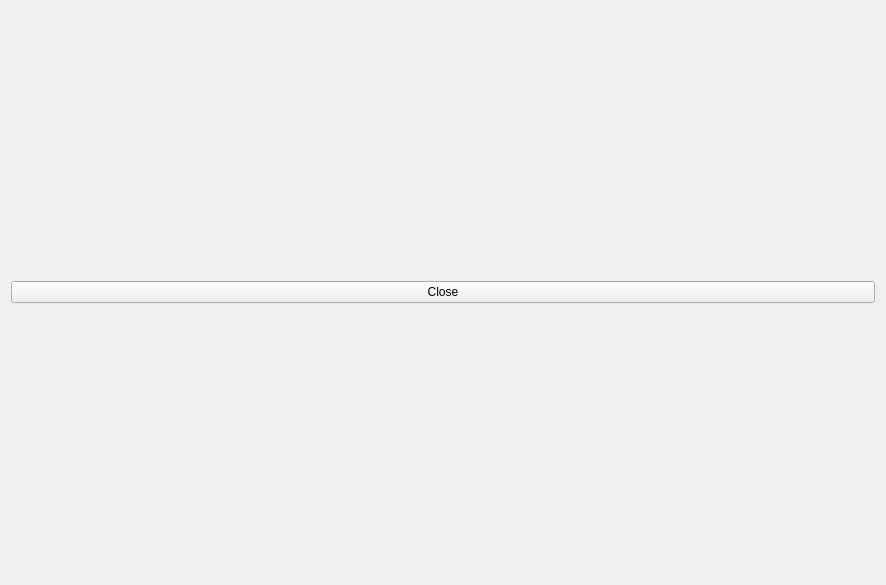
First picture: the form in Aplikacja/Polak_Ribiere/forms/graph.ui, repository MacAndKaj/Theory_and_Methods_of_Optimization, before the edit.
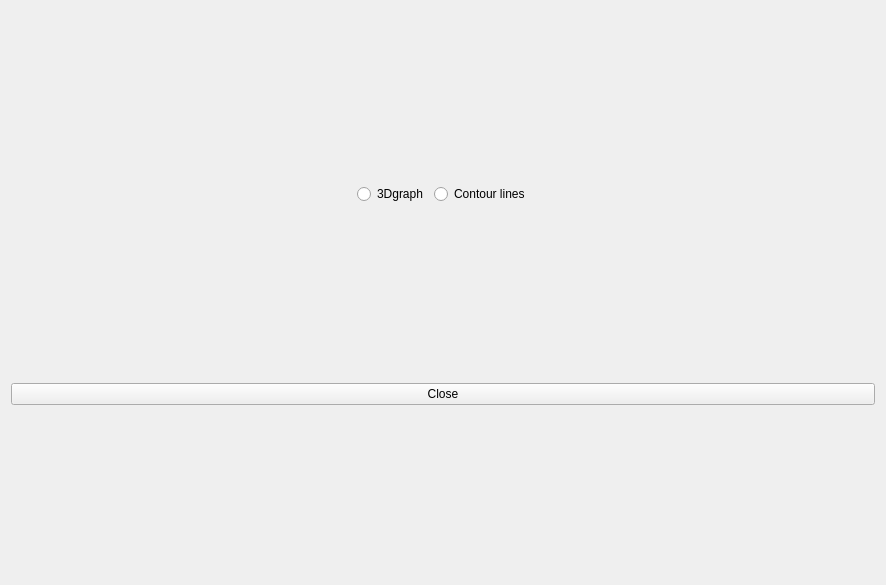
Second picture: the form after the edit.

```diff
--- a/Aplikacja/Polak_Ribiere/forms/graph.ui
+++ b/Aplikacja/Polak_Ribiere/forms/graph.ui
@@ -10,12 +10,75 @@
     <height>585</height>
    </rect>
   </property>
+  <property name="sizePolicy">
+   <sizepolicy hsizetype="Fixed" vsizetype="Fixed">
+    <horstretch>0</horstretch>
+    <verstretch>0</verstretch>
+   </sizepolicy>
+  </property>
   <property name="windowTitle">
    <string>Form</string>
   </property>
   <layout class="QVBoxLayout" name="verticalLayout">
    <item>
-    <layout class="QVBoxLayout" name="verticalLayout_2"/>
+    <layout class="QVBoxLayout" name="verticalLayout_2">
+     <item>
+      <layout class="QHBoxLayout" name="horizontalLayout">
+       <item>
+        <spacer name="horizontalSpacer">
+         <property name="orientation">
+          <enum>Qt::Horizontal</enum>
+         </property>
+         <property name="sizeHint" stdset="0">
+          <size>
+           <width>40</width>
+           <height>20</height>
+          </size>
+         </property>
+        </spacer>
+       </item>
+       <item>
+        <widget class="QRadioButton" name="radioButton_3d">
+         <property name="maximumSize">
+          <size>
+           <width>16777215</width>
+           <height>30</height>
+          </size>
+         </property>
+         <property name="text">
+          <string>3Dgraph</string>
+         </property>
+        </widget>
+       </item>
+       <item>
+        <widget class="QRadioButton" name="radioButton_contour">
+         <property name="maximumSize">
+          <size>
+           <width>16777215</width>
+           <height>30</height>
+          </size>
+         </property>
+         <property name="text">
+          <string>Contour lines</string>
+         </property>
+        </widget>
+       </item>
+       <item>
+        <spacer name="horizontalSpacer_2">
+         <property name="orientation">
+          <enum>Qt::Horizontal</enum>
+         </property>
+         <property name="sizeHint" stdset="0">
+          <size>
+           <width>40</width>
+           <height>20</height>
+          </size>
+         </property>
+        </spacer>
+       </item>
+      </layout>
+     </item>
+    </layout>
    </item>
    <item>
     <widget class="QPushButton" name="pushButton_close">
```
Left out of the diff: 24 changed lines with no effect on the pictures.
